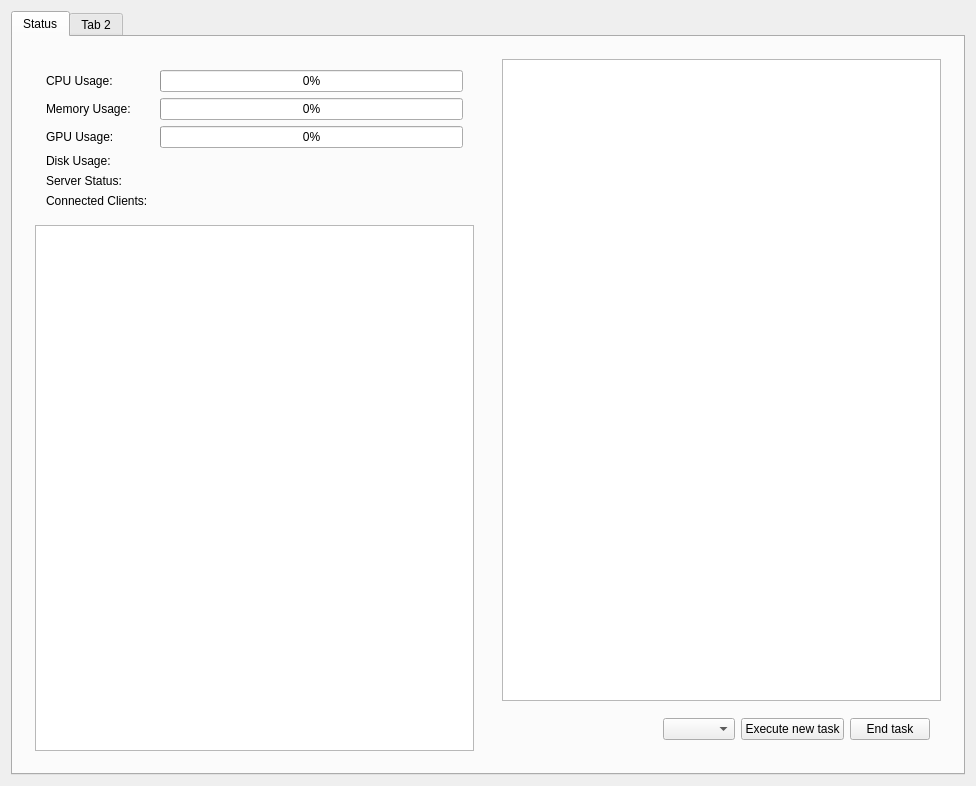
Old version of the form inoutgateway_launcher/src/launcher.ui in the repository drillarium/InOutGateway.
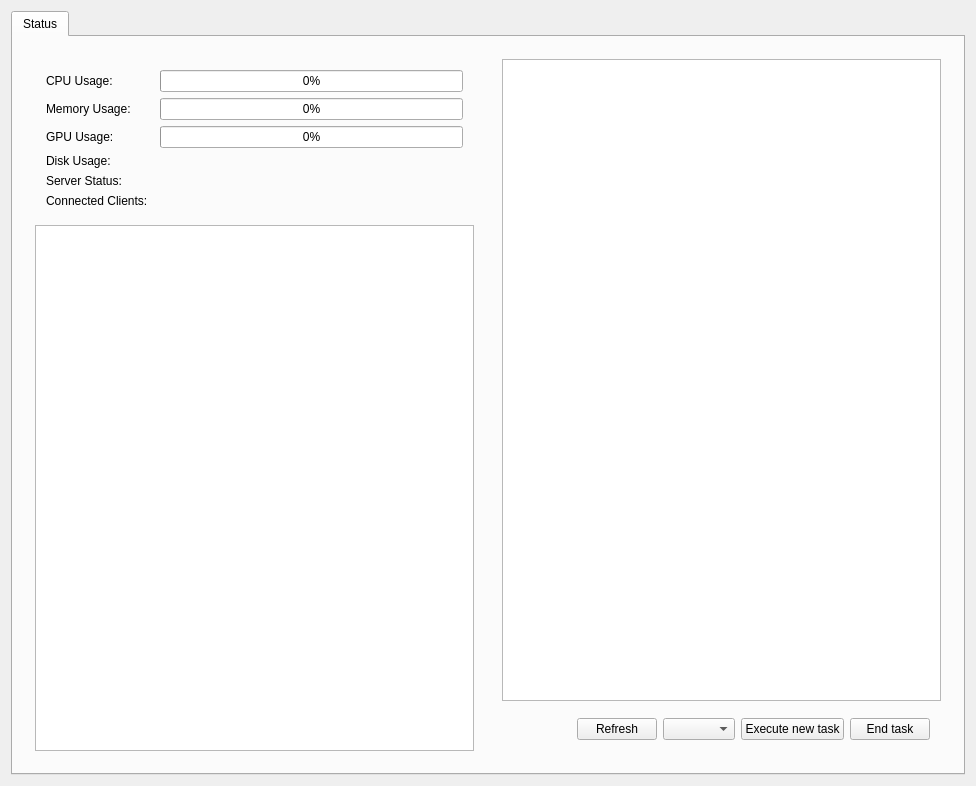
New version of the form.

What changed in the file:
```diff
--- a/inoutgateway_launcher/src/launcher.ui
+++ b/inoutgateway_launcher/src/launcher.ui
@@ -125,7 +125,7 @@
          </widget>
         </item>
         <item>
-         <widget class="QWidget" name="verticalWidget" native="true">
+         <widget class="QWidget" name="rightVerticalWidget" native="true">
           <layout class="QVBoxLayout" name="verticalLayout_2">
            <item>
             <widget class="QTableView" name="processesTableView">
@@ -156,6 +156,13 @@
                 </property>
                </spacer>
               </item>
+              <item>
+               <widget class="QPushButton" name="refreshButton">
+                <property name="text">
+                 <string>Refresh</string>
+                </property>
+               </widget>
+              </item>
               <item>
                <widget class="QComboBox" name="taskComboBox"/>
               </item>
@@ -181,11 +188,6 @@
         </item>
        </layout>
       </widget>
-      <widget class="QWidget" name="tab_2">
-       <attribute name="title">
-        <string>Tab 2</string>
-       </attribute>
-      </widget>
      </widget>
     </item>
    </layout>
```
Left out of the diff: 70 changed lines with no effect on the pictures.
